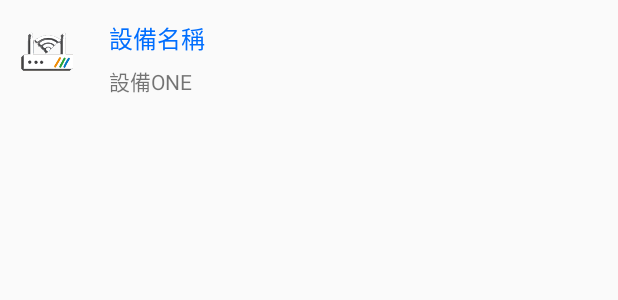
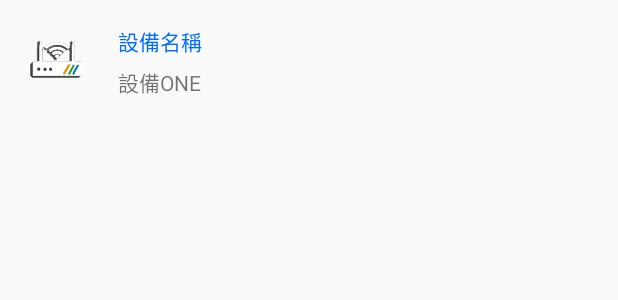
Before and after one commit to yuzheng/android-iot-app, an Android app: the layout list_item.xml on its own in the app's theme, with its tools: preview values and no code run, on a phone screen of 412 x 824 dp. Shown: the top 300 px of the screen. Run offline under Robolectric (Android 15) with nearby library versions, the phone set to English and light mode, and no system bars.

Commit message:
RecycleView successfully set up (Click event haven't finished)

```diff
--- a/app/build.gradle
+++ b/app/build.gradle
@@ -42,7 +42,7 @@ dependencies {
 
     compile 'com.android.support:appcompat-v7:24.0.0-beta1'
     compile 'com.android.support:design:24.2.0'
-    compile 'com.android.support:recyclerview-v7:24.2.1'
+    compile 'com.android.support:recyclerview-v7:24.1.1'
 
     compile 'com.android.support:support-v4:24.0.0-beta1'
 
@@ -55,8 +55,6 @@ dependencies {
 
     // Glide image library
     compile 'com.github.bumptech.glide:glide:3.7.0'
-    compile 'com.android.support:recyclerview-v7:+'
-
     compile project(path:':chtiotlib')
 
 
--- a/app/src/main/java/com/cht/iot/chtiotapp/other/MyAdapter.java
+++ b/app/src/main/java/com/cht/iot/chtiotapp/other/MyAdapter.java
@@ -2,6 +2,7 @@ package com.cht.iot.chtiotapp.other;
 
 import android.content.Context;
 import android.support.v7.widget.RecyclerView;
+import android.util.Log;
 import android.view.LayoutInflater;
 import android.view.View;
 import android.view.ViewGroup;
@@ -25,6 +26,8 @@ public class MyAdapter extends RecyclerView.Adapter<MyAdapter.MyHolder>{
     {
         this.listData = listData;
         inflater = LayoutInflater.from(context);
+
+        Log.d("MyAdapter", Integer.toString(listData.size()));
     }
 
     @Override
@@ -37,6 +40,7 @@ public class MyAdapter extends RecyclerView.Adapter<MyAdapter.MyHolder>{
     public void onBindViewHolder(MyHolder holder, int position) {
         ListItem item = listData.get(position);
         holder.tv_DeviceName.setText(item.getDeviceName());
+        holder.tv_DeviceDesc.setText(item.getDeviceDesc());
         holder.img_Icon.setImageResource(item.getImgSource());
     }
 
@@ -48,6 +52,7 @@ public class MyAdapter extends RecyclerView.Adapter<MyAdapter.MyHolder>{
     class MyHolder extends RecyclerView.ViewHolder {
 
         private TextView tv_DeviceName;
+        private TextView tv_DeviceDesc;
         private ImageView img_Icon;
         private View container;
 
@@ -55,6 +60,7 @@ public class MyAdapter extends RecyclerView.Adapter<MyAdapter.MyHolder>{
             super(itemView);
 
             tv_DeviceName = (TextView) itemView.findViewById(R.id.tv_DeviceName);
+            tv_DeviceDesc = (TextView) itemView.findViewById(R.id.tv_DeviceDesc);
             img_Icon = (ImageView) itemView.findViewById(R.id.iv_Icon);
             container = itemView.findViewById(R.id.root);
         }
--- a/app/src/main/res/layout/fragment_devices.xml
+++ b/app/src/main/res/layout/fragment_devices.xml
@@ -2,7 +2,7 @@
     xmlns:tools="http://schemas.android.com/tools"
     android:layout_width="match_parent"
     android:layout_height="match_parent"
-    tools:context="com.cht.iot.chtiotapp.fragment.PhotosFragment"
+    tools:context="com.cht.iot.chtiotapp.fragment.DevicesFragment"
     android:id="@+id/fragment_Layout">
 
     <android.support.v7.widget.RecyclerView
--- a/app/src/main/res/layout/list_item.xml
+++ b/app/src/main/res/layout/list_item.xml
@@ -3,44 +3,51 @@
     xmlns:android="http://schemas.android.com/apk/res/android"
     xmlns:app="http://schemas.android.com/apk/res-auto"
         android:layout_width="match_parent"
-        android:layout_height="60dp"
     android:id="@+id/root"
-    android:gravity="left"
     android:layout_marginTop="5dp"
-    android:layout_marginBottom="5dp">
+    android:layout_marginBottom="5dp"
+    android:layout_height="70dp"
+    android:gravity="fill_horizontal">
 
         <TextView
-            android:layout_width="wrap_content"
+            android:layout_width="match_parent"
             android:layout_height="wrap_content"
-            android:id="@+id/tv_DeviceFixedName"
+            android:id="@+id/tv_DeviceName"
             android:text="設備名稱"
-            android:textSize="16sp"
-            android:textAlignment="viewStart"
+            android:textSize="14sp"
             android:layout_alignParentTop="true"
             android:layout_toRightOf="@+id/iv_Icon"
-            android:layout_toEndOf="@+id/iv_Icon"
             android:layout_marginLeft="20dp"
-            android:layout_marginTop="8dp"
-            android:textColor="@color/colorPrimaryDark" />
+            android:layout_marginTop="11dp"
+            android:textColor="@color/colorPrimaryDark"
+            android:ellipsize="end"
+            android:singleLine="true"
+            android:layout_alignParentRight="true"
+            android:layout_alignParentEnd="true"
+            android:fontFamily="sans-serif" />
 
         <TextView
             android:text="設備ONE"
-            android:layout_width="wrap_content"
+            android:layout_width="match_parent"
             android:layout_height="wrap_content"
-            android:id="@+id/tv_DeviceName"
-            android:layout_below="@+id/tv_DeviceFixedName"
+            android:id="@+id/tv_DeviceDesc"
+            android:layout_below="@+id/tv_DeviceName"
             android:layout_toRightOf="@+id/iv_Icon"
-            android:layout_toEndOf="@+id/iv_Icon"
             android:layout_marginTop="6dp"
-            android:layout_marginLeft="20dp" />
+            android:layout_marginLeft="20dp"
+            android:ellipsize="end"
+            android:textSize="14sp"
+            android:layout_alignParentRight="true"
+            android:layout_alignParentEnd="true"
+            android:singleLine="true"
+            android:fontFamily="sans-serif" />
 
         <ImageView
             android:layout_width="wrap_content"
-            android:layout_height="match_parent"
+            android:layout_height="wrap_content"
             app:srcCompat="@drawable/image_gateway"
             android:id="@+id/iv_Icon"
-            android:layout_alignParentTop="true"
+            android:layout_centerVertical="true"
             android:layout_centerHorizontal="true"
-            android:layout_alignParentBottom="true"
-            android:paddingLeft="10dp" />
+            android:paddingLeft="16dp" />
 </RelativeLayout>
--- a/gradle.properties
+++ b/gradle.properties
@@ -13,8 +13,5 @@
 # http://www.gradle.org/docs/current/userguide/multi_project_builds.html#sec:decoupled_projects
 # org.gradle.parallel=true
 #Wed Oct 26 10:40:40 CST 2016
-systemProp.https.proxyPort=8080
-systemProp.http.proxyHost=proxy.cht.com.tw
+
 org.gradle.jvmargs=-Xmx1536m
-systemProp.https.proxyHost=proxy.cht.com.tw
-systemProp.http.proxyPort=8080
```
Also changed, not shown: app/src/main/java/com/cht/iot/chtiotapp/activity/MainActivity.java (+7 -1 lines), app/src/main/java/com/cht/iot/chtiotapp/fragment/DevicesFragment.java (+106 -8 lines), app/src/main/java/com/cht/iot/chtiotapp/other/ListItem.java (+9 -0 lines), app/src/main/java/com/cht/iot/chtiotapp/other/MyData.java (deleted, +0 -35 lines), 1 other file.
